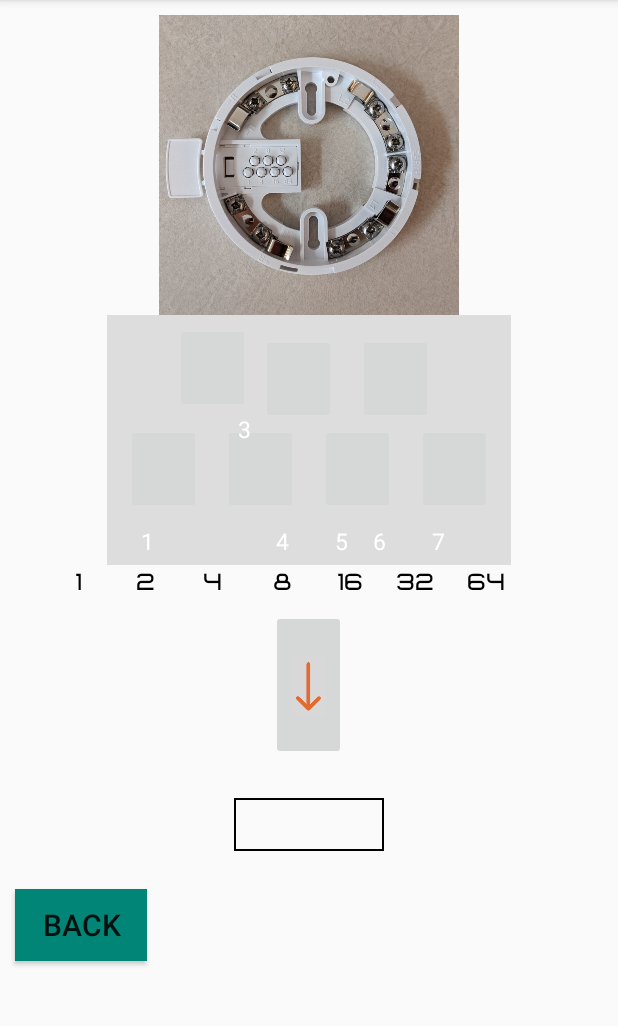
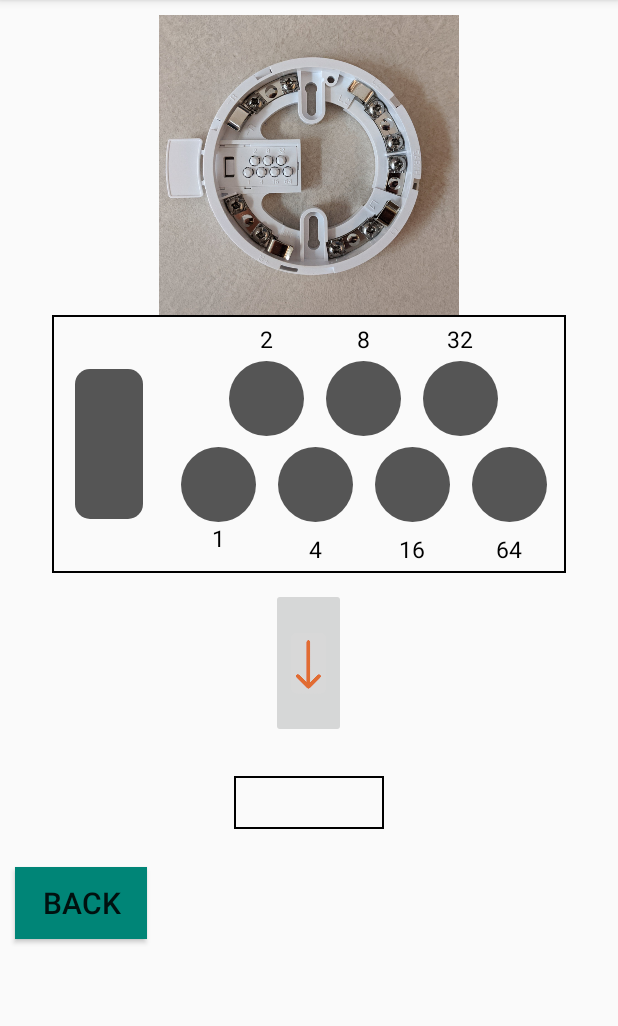
Before and after one commit to CloneJediXI/Binary, an Android app: the SmkActivity screen opened directly, with no data from a screen before it, on a phone screen of 412 x 824 dp, the part 84-1110 px from its top. Run offline under Robolectric (Android 15) with nearby library versions, the phone set to English and light mode, and no system bars.

Commit message:
Finished Smoke Detector

```diff
--- a/app/src/main/java/emu/cosc426/binaryconverter/Controller.java
+++ b/app/src/main/java/emu/cosc426/binaryconverter/Controller.java
@@ -214,6 +214,17 @@ public class Controller {
                 try {
                     String temp = decimal.getText().toString();
                     total = Integer.parseInt(temp);
+                    if(useClassA){
+                        if(total >= Math.pow(2, (switches.length-1))){
+                            total = 0;
+                            decimal.setText("0");
+                        }
+                    }else{
+                        if(total >= Math.pow(2, switches.length)){
+                            total = 0;
+                            decimal.setText("0");
+                        }
+                    }
                     updateSwitches();
                 } catch (Exception e) {
                     resetSwitches();
--- a/app/src/main/java/emu/cosc426/binaryconverter/CtrlActivity.java
+++ b/app/src/main/java/emu/cosc426/binaryconverter/CtrlActivity.java
@@ -82,11 +82,7 @@ public class CtrlActivity extends AppCompatActivity {
         // as you specify a parent activity in AndroidManifest.xml.
         int id = item.getItemId();
 
-        if (id == R.id.action_ctrl) {
-            Intent activity = new Intent(this, CtrlActivity.class);
-            startActivity(activity);
-        }
-        if (id == R.id.action_mini) {
+        if (id == R.id.action_home) {
             Intent activity = new Intent(this, MainActivity.class);
             startActivity(activity);
         }
--- a/app/src/main/java/emu/cosc426/binaryconverter/MainActivity.java
+++ b/app/src/main/java/emu/cosc426/binaryconverter/MainActivity.java
@@ -84,12 +84,8 @@ public class MainActivity extends AppCompatActivity {
         int id = item.getItemId();
 
         //noinspection SimplifiableIfStatement
-        if (id == R.id.action_ctrl) {
-            Intent activity = new Intent(this, CtrlActivity.class);
-            startActivity(activity);
-        }
-        if (id == R.id.action_mini) {
-            Intent activity = new Intent(this, MiniActivity.class);
+        if (id == R.id.action_home) {
+            Intent activity = new Intent(this, MainActivity.class);
             startActivity(activity);
         }
 
--- a/app/src/main/java/emu/cosc426/binaryconverter/MiniActivity.java
+++ b/app/src/main/java/emu/cosc426/binaryconverter/MiniActivity.java
@@ -84,11 +84,7 @@ public class MiniActivity extends AppCompatActivity {
         // as you specify a parent activity in AndroidManifest.xml.
         int id = item.getItemId();
 
-        if (id == R.id.action_ctrl) {
-            Intent activity = new Intent(this, CtrlActivity.class);
-            startActivity(activity);
-        }
-        if (id == R.id.action_mini) {
+        if (id == R.id.action_home) {
             Intent activity = new Intent(this, MainActivity.class);
             startActivity(activity);
         }
--- a/app/src/main/java/emu/cosc426/binaryconverter/SmkActivity.java
+++ b/app/src/main/java/emu/cosc426/binaryconverter/SmkActivity.java
@@ -75,11 +75,7 @@ public class SmkActivity extends AppCompatActivity {
         // as you specify a parent activity in AndroidManifest.xml.
         int id = item.getItemId();
 
-        if (id == R.id.action_ctrl) {
-            Intent activity = new Intent(this, CtrlActivity.class);
-            startActivity(activity);
-        }
-        if (id == R.id.action_mini) {
+        if (id == R.id.action_home) {
             Intent activity = new Intent(this, MainActivity.class);
             startActivity(activity);
         }
--- /dev/null
+++ b/app/src/main/res/drawable/circle.xml
@@ -0,0 +1,5 @@
+<?xml version="1.0" encoding="utf-8"?>
+<shape xmlns:android="http://schemas.android.com/apk/res/android">
+    <solid android:color="#555"/>
+    <corners android:radius="50dp" />
+</shape>
--- /dev/null
+++ b/app/src/main/res/drawable/roundcorners.xml
@@ -0,0 +1,5 @@
+<?xml version="1.0" encoding="utf-8"?>
+<shape xmlns:android="http://schemas.android.com/apk/res/android">
+    <solid android:color="#555"/>
+    <corners android:radius="10dp" />
+</shape>
--- a/app/src/main/res/layout/activity_main.xml
+++ b/app/src/main/res/layout/activity_main.xml
@@ -36,9 +36,9 @@
     <TextView
         android:layout_width="match_parent"
         android:layout_height="200dp"
-        android:text="Mini Monitor Module"
+        android:text="@string/mini"
         android:gravity="center"
-        android:textSize="22dp"
+        android:textSize="22sp"
         android:layout_marginTop="50dp"
         android:textColor="#ffffff"
         android:background="#66000000"
@@ -53,9 +53,9 @@
     <TextView
         android:layout_width="match_parent"
         android:layout_height="200dp"
-        android:text="D900 Ctrl IO"
+        android:text="@string/ctrl"
         android:gravity="center"
-        android:textSize="22dp"
+        android:textSize="22sp"
         android:textColor="#ffffff"
         android:background="#66000000"
         android:layout_below="@id/miniLabel"
@@ -70,9 +70,9 @@
     <TextView
         android:layout_width="match_parent"
         android:layout_height="200dp"
-        android:text="Smoke Detector"
+        android:text="@string/smk"
         android:gravity="center"
-        android:textSize="22dp"
+        android:textSize="22sp"
         android:textColor="#ffffff"
         android:background="#66000000"
         android:layout_below="@id/ctrlLabel"
--- a/app/src/main/res/layout/activity_smk.xml
+++ b/app/src/main/res/layout/activity_smk.xml
@@ -25,27 +25,39 @@
         android:layout_width="wrap_content"
         android:layout_height="wrap_content"
         android:layout_centerHorizontal="true"
-        android:background="#ddd"
+        android:background="@drawable/edittextbackground"
         android:padding="5dp"
         android:id="@+id/switchholder"
         android:layout_below="@id/image">
+        <TextView
+            android:layout_width="45dp"
+            android:layout_height="100dp"
+            android:background="@drawable/roundcorners"
+            android:layout_centerVertical="true"
+            android:layout_marginLeft="10dp"
+            android:id="@+id/cutout"/>
         <ImageButton
             android:layout_width="@dimen/dotwidth"
             android:layout_height="@dimen/dotheight"
-
-            android:layout_marginLeft="40dp"
+            android:layout_marginLeft="57dp"
+            android:layout_marginRight="@dimen/switchmargin"
+            android:layout_marginTop="25dp"
             android:src="@drawable/nodot"
-            android:scaleType="centerCrop"
-
-
+            android:scaleType="fitCenter"
+            android:background="@drawable/circle"
+            android:layout_toEndOf="@id/cutout"
             android:id="@+id/s1"/>
         <ImageButton
-            android:layout_width="50dp"
+            android:layout_width="@dimen/dotwidth"
             android:layout_height="@dimen/dotheight"
-            android:layout_margin="@dimen/switchmargin"
+            android:layout_marginTop="@dimen/switchmargin"
+            android:layout_marginStart="25dp"
+            android:layout_marginEnd="@dimen/switchmargin"
             android:scaleType="fitCenter"
+            android:background="@drawable/circle"
             android:src="@drawable/nodot"
             android:layout_below="@id/s1"
+            android:layout_toEndOf="@id/cutout"
             android:id="@+id/s0"/>
 
         <ImageButton
@@ -53,16 +65,19 @@
             android:layout_height="@dimen/dotheight"
             android:layout_margin="@dimen/switchmargin"
             android:src="@drawable/nodot"
-            android:scaleType="centerCrop"
+            android:scaleType="fitCenter"
+            android:background="@drawable/circle"
             android:layout_below="@id/s1"
             android:layout_toRightOf="@id/s0"
             android:id="@+id/s2"/>
         <ImageButton
             android:layout_width="@dimen/dotwidth"
             android:layout_height="@dimen/dotheight"
-            android:layout_margin="@dimen/switchmargin"
+            android:layout_marginTop="25dp"
+            android:layout_marginHorizontal="@dimen/switchmargin"
             android:src="@drawable/nodot"
-            android:scaleType="centerCrop"
+            android:scaleType="fitCenter"
+            android:background="@drawable/circle"
             android:layout_toRightOf="@id/s1"
 
             android:id="@+id/s3"/>
@@ -71,16 +86,19 @@
             android:layout_height="@dimen/dotheight"
             android:layout_margin="@dimen/switchmargin"
             android:src="@drawable/nodot"
-            android:scaleType="centerCrop"
+            android:scaleType="fitCenter"
+            android:background="@drawable/circle"
             android:layout_below="@id/s1"
             android:layout_toRightOf="@id/s2"
             android:id="@+id/s4"/>
         <ImageButton
             android:layout_width="@dimen/dotwidth"
             android:layout_height="@dimen/dotheight"
-            android:layout_margin="@dimen/switchmargin"
+            android:layout_marginTop="25dp"
+            android:layout_marginHorizontal="@dimen/switchmargin"
             android:src="@drawable/nodot"
-            android:scaleType="centerCrop"
+            android:scaleType="fitCenter"
+            android:background="@drawable/circle"
 
             android:layout_toRightOf="@id/s3"
             android:id="@+id/s5"/>
@@ -89,166 +107,81 @@
             android:layout_height="@dimen/dotheight"
             android:layout_margin="@dimen/switchmargin"
             android:src="@drawable/nodot"
-            android:scaleType="centerCrop"
+            android:scaleType="fitCenter"
+            android:background="@drawable/circle"
             android:layout_below="@id/s1"
             android:layout_toRightOf="@id/s4"
             android:id="@+id/s6"/>
         <TextView
-            android:layout_width="wrap_content"
+            android:layout_width="@dimen/dotwidth"
             android:layout_height="wrap_content"
             android:text="@string/one"
-            android:textColor="#ffffff"
+            android:textColor="#000"
             android:textSize="15sp"
+            android:textAlignment="center"
             android:layout_below="@id/s0"
-            android:paddingLeft="10dp"
-
-            android:layout_alignLeft="@id/s0"/>
+            android:layout_alignStart="@id/s0"/>
         <TextView
-            android:layout_width="wrap_content"
+            android:layout_width="@dimen/dotwidth"
             android:layout_height="wrap_content"
-            android:text="2"
-            android:textColor="#ffffff"
+            android:text="@string/two"
+            android:textColor="#000"
             android:textSize="15sp"
-            android:layout_above="@id/s1"
-            android:paddingLeft="10dp"
-            android:layout_alignLeft="@id/s1"/>
+            android:textAlignment="center"
+            android:layout_alignStart="@id/s1"/>
         <TextView
-            android:layout_width="wrap_content"
+            android:layout_width="@dimen/dotwidth"
             android:layout_height="wrap_content"
-            android:text="3"
-            android:textColor="#ffffff"
+            android:text="@string/four"
+            android:textAlignment="center"
+            android:textColor="#000"
             android:textSize="15sp"
-            android:layout_below="@id/s1"
-            android:paddingLeft="10dp"
-            android:layout_alignLeft="@id/s2"/>
+            android:layout_below="@id/s2"
+            android:layout_alignStart="@id/s2"/>
         <TextView
-            android:layout_width="wrap_content"
+            android:layout_width="@dimen/dotwidth"
             android:layout_height="wrap_content"
-            android:text="4"
-            android:textColor="#ffffff"
+            android:text="@string/eight"
+            android:textColor="#000"
+            android:textSize="15sp"
+            android:textAlignment="center"
+            android:layout_alignStart="@id/s3"/>
+        <TextView
+            android:layout_width="@dimen/dotwidth"
+            android:layout_height="wrap_content"
+            android:text="@string/sixteen"
+            android:textColor="#000"
+            android:textAlignment="center"
             android:textSize="15sp"
             android:layout_below="@id/s4"
-            android:paddingLeft="10dp"
-            android:layout_alignLeft="@id/s3"/>
+            android:layout_alignStart="@id/s4"/>
         <TextView
-            android:layout_width="wrap_content"
+            android:layout_width="@dimen/dotwidth"
             android:layout_height="wrap_content"
-            android:text="5"
-            android:textColor="#ffffff"
+            android:text="@string/thirtytwo"
+            android:textColor="#000"
+            android:textAlignment="center"
+            android:textSize="15sp"
+            android:layout_alignStart="@id/s5"/>
+        <TextView
+            android:layout_width="@dimen/dotwidth"
+            android:layout_height="wrap_content"
+            android:text="@string/sixtyfour"
+            android:textColor="#000"
+            android:textAlignment="center"
             android:textSize="15sp"
             android:layout_below="@id/s4"
-            android:paddingLeft="10dp"
-            android:layout_alignLeft="@id/s4"/>
-        <TextView
-            android:layout_width="wrap_content"
-            android:layout_height="wrap_content"
-            android:text="6"
-            android:textColor="#ffffff"
-            android:textSize="15sp"
-            android:layout_below="@id/s4"
-            android:paddingLeft="10dp"
-            android:layout_alignLeft="@id/s5"/>
-        <TextView
-            android:layout_width="wrap_content"
-            android:layout_height="wrap_content"
-            android:text="7"
-            android:textColor="#ffffff"
-            android:textSize="15sp"
-            android:layout_below="@id/s4"
-            android:paddingLeft="10dp"
-            android:layout_alignLeft="@id/s6"/>
+            android:layout_alignStart="@id/s6"/>
 
     </RelativeLayout>
-    <TextView
-        android:layout_width="wrap_content"
-        android:layout_height="wrap_content"
-        android:text="1"
-        android:textColor="#000000"
-        android:textSize="15sp"
-        android:layout_below="@id/switchholder"
-        android:paddingLeft="10dp"
-        android:layout_marginLeft="40dp"
-        android:fontFamily="@font/netron"
-        android:id="@+id/l1"/>
-    <TextView
-        android:layout_width="wrap_content"
-        android:layout_height="wrap_content"
-        android:text="2"
-        android:textColor="#000000"
-        android:textSize="15sp"
-        android:layout_below="@id/switchholder"
-        android:paddingLeft="10dp"
-        android:layout_marginLeft="26dp"
-        android:layout_toRightOf="@id/l1"
-        android:fontFamily="@font/netron"
-        android:id="@+id/l2"/>
-    <TextView
-        android:layout_width="wrap_content"
-        android:layout_height="wrap_content"
-        android:text="4"
-        android:textColor="#000000"
-        android:textSize="15sp"
-        android:layout_below="@id/switchholder"
-        android:paddingLeft="10dp"
-        android:layout_marginLeft="22dp"
-        android:layout_toRightOf="@id/l2"
-        android:fontFamily="@font/netron"
-        android:id="@+id/l3"/>
-    <TextView
-        android:layout_width="wrap_content"
-        android:layout_height="wrap_content"
-        android:text="8"
-        android:textColor="#000000"
-        android:textSize="15sp"
-        android:layout_below="@id/switchholder"
-        android:paddingLeft="10dp"
-        android:layout_marginLeft="24dp"
-        android:layout_toRightOf="@id/l3"
-        android:fontFamily="@font/netron"
-        android:id="@+id/l4"/>
-    <TextView
-        android:layout_width="wrap_content"
-        android:layout_height="wrap_content"
-        android:text="16"
-        android:textColor="#000000"
-        android:textSize="15sp"
-        android:layout_below="@id/switchholder"
-        android:paddingLeft="10dp"
-        android:layout_marginLeft="20dp"
-        android:layout_toRightOf="@id/l4"
-        android:fontFamily="@font/netron"
-        android:id="@+id/l5"/>
-    <TextView
-        android:layout_width="wrap_content"
-        android:layout_height="wrap_content"
-        android:text="32"
-        android:textColor="#000000"
-        android:textSize="15sp"
-        android:layout_below="@id/switchholder"
-        android:paddingLeft="10dp"
-        android:layout_marginLeft="12dp"
-        android:layout_toRightOf="@id/l5"
-        android:fontFamily="@font/netron"
-        android:id="@+id/l6"/>
-    <TextView
-        android:layout_width="wrap_content"
-        android:layout_height="wrap_content"
-        android:text="64"
-        android:textColor="#000000"
-        android:textSize="15sp"
-        android:layout_below="@id/switchholder"
-        android:paddingLeft="10dp"
-        android:layout_marginLeft="12dp"
-        android:layout_toRightOf="@id/l6"
-        android:fontFamily="@font/netron"
-        android:id="@+id/l7"/>
+
 
     <ImageButton
         android:layout_width="50dp"
         android:layout_height="100dp"
         android:scaleType="fitCenter"
         android:src="@drawable/arrowdown"
-        android:layout_below="@id/l1"
+        android:layout_below="@id/switchholder"
         android:layout_centerHorizontal="true"
         android:layout_margin="10dp"
         android:onClick="flip"
--- a/app/src/main/res/menu/menu_main.xml
+++ b/app/src/main/res/menu/menu_main.xml
@@ -3,13 +3,9 @@
     xmlns:tools="http://schemas.android.com/tools"
     tools:context="emu.cosc426.binaryconverter.MainActivity">
     <item
-        android:id="@+id/action_ctrl"
+        android:id="@+id/action_home"
         android:orderInCategory="100"
-        android:title="D-900 Ctrl IO"
+        android:title="Home"
         app:showAsAction="never" />
-    <item
-        android:id="@+id/action_mini"
-        android:orderInCategory="90"
-        android:title="Mini Monitor Module"
-        app:showAsAction="never" />
+
 </menu>
--- a/app/src/main/res/values/dimens.xml
+++ b/app/src/main/res/values/dimens.xml
@@ -4,7 +4,7 @@
     <dimen name="switchwidth">30dp</dimen>
     <dimen name="switchmargin">7dp</dimen>
     <dimen name="dotwidth">50dp</dimen>
-    <dimen name="dotheight">60dp</dimen>
+    <dimen name="dotheight">50dp</dimen>
     <dimen name="labelmargin">23dp</dimen>
     <dimen name="labelmargin2">26dp</dimen>
 </resources>
--- a/app/src/main/res/values/strings.xml
+++ b/app/src/main/res/values/strings.xml
@@ -3,9 +3,9 @@
     <string name="action_settings">Settings</string>
     <string name="smk_image">An Image of a smoke detector</string>
     <string name="mini_image">An Image of a mini monitor module</string>
-    <string name="ctrl_image">An Image of a D900 Control Module</string>
+    <string name="ctrl_image">An Image of a D900 Control IO</string>
     <string name="back">Back</string>
-    <string name="ctrl">D900 Control Module</string>
+    <string name="ctrl">D900 Control IO</string>
     <string name="mini">Mini Monitor Module</string>
     <string name="smk">Smoke Detector</string>
     <string name="one">1</string>
```
Also changed, not shown: 2 other files.
